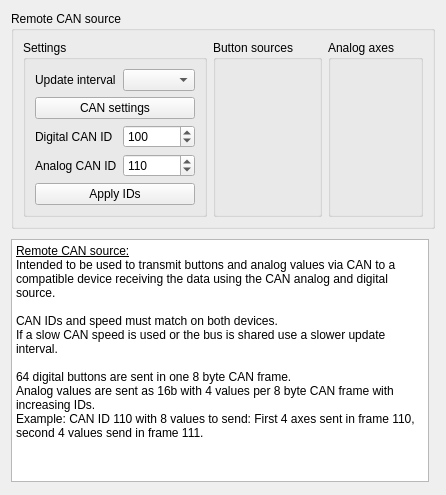
First picture: the form in res/remotecanclass.ui, repository Ultrawipf/OpenFFBoard-configurator, before the edit.
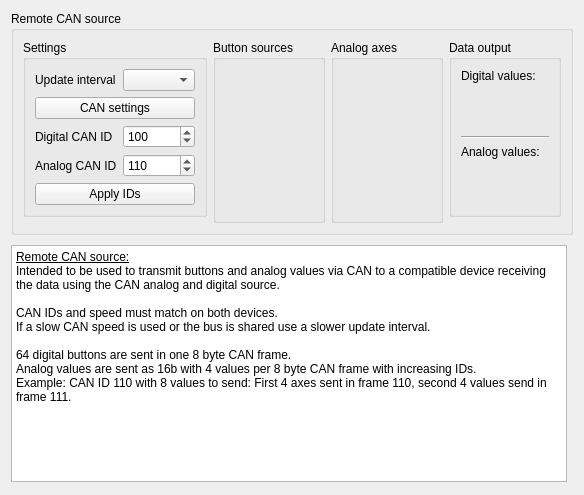
Second picture: the form after the edit.

Commit message: Can remote UI added data output debug values

Diff of the .ui file:
```diff
--- a/res/remotecanclass.ui
+++ b/res/remotecanclass.ui
@@ -6,7 +6,7 @@
    <rect>
     <x>0</x>
     <y>0</y>
-    <width>430</width>
+    <width>584</width>
     <height>495</height>
    </rect>
   </property>
@@ -42,6 +42,19 @@
       <string>Remote CAN source</string>
      </property>
      <layout class="QGridLayout" name="gridLayout_3">
+      <item row="0" column="2" rowspan="2">
+       <widget class="QGroupBox" name="groupBox_analogaxes">
+        <property name="sizePolicy">
+         <sizepolicy hsizetype="Preferred" vsizetype="Minimum">
+          <horstretch>1</horstretch>
+          <verstretch>0</verstretch>
+         </sizepolicy>
+        </property>
+        <property name="title">
+         <string>Analog axes</string>
+        </property>
+       </widget>
+      </item>
       <item row="1" column="0">
        <spacer name="verticalSpacer_2">
         <property name="orientation">
@@ -172,17 +185,46 @@
         </property>
        </widget>
       </item>
-      <item row="0" column="2" rowspan="2">
-       <widget class="QGroupBox" name="groupBox_analogaxes">
+      <item row="0" column="3">
+       <widget class="QGroupBox" name="groupBox_2">
         <property name="sizePolicy">
-         <sizepolicy hsizetype="Preferred" vsizetype="Minimum">
+         <sizepolicy hsizetype="Preferred" vsizetype="Preferred">
           <horstretch>1</horstretch>
           <verstretch>0</verstretch>
          </sizepolicy>
         </property>
         <property name="title">
-         <string>Analog axes</string>
+         <string>Data output</string>
         </property>
+        <layout class="QVBoxLayout" name="verticalLayout">
+         <item>
+          <widget class="QLabel" name="label_digitalvals">
+           <property name="text">
+            <string>Digital values:</string>
+           </property>
+           <property name="alignment">
+            <set>Qt::AlignmentFlag::AlignLeading|Qt::AlignmentFlag::AlignLeft|Qt::AlignmentFlag::AlignTop</set>
+           </property>
+          </widget>
+         </item>
+         <item>
+          <widget class="Line" name="line">
+           <property name="orientation">
+            <enum>Qt::Orientation::Horizontal</enum>
+           </property>
+          </widget>
+         </item>
+         <item>
+          <widget class="QLabel" name="label_analogvals">
+           <property name="text">
+            <string>Analog values:</string>
+           </property>
+           <property name="alignment">
+            <set>Qt::AlignmentFlag::AlignLeading|Qt::AlignmentFlag::AlignLeft|Qt::AlignmentFlag::AlignTop</set>
+           </property>
+          </widget>
+         </item>
+        </layout>
        </widget>
       </item>
      </layout>
```
The commit also changes 1 other file.
